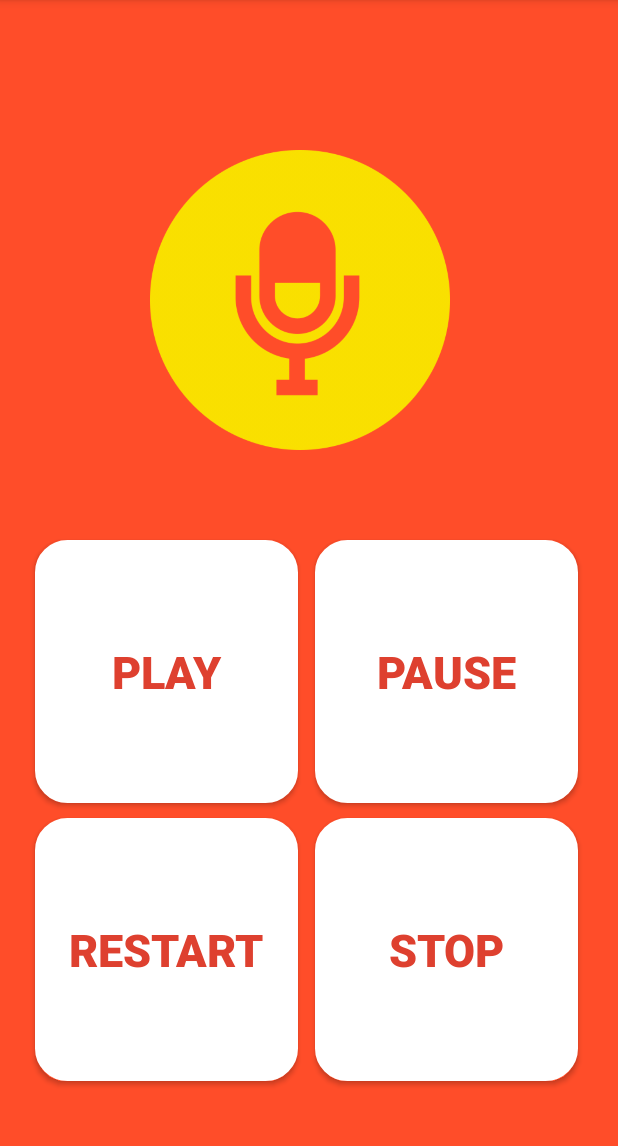
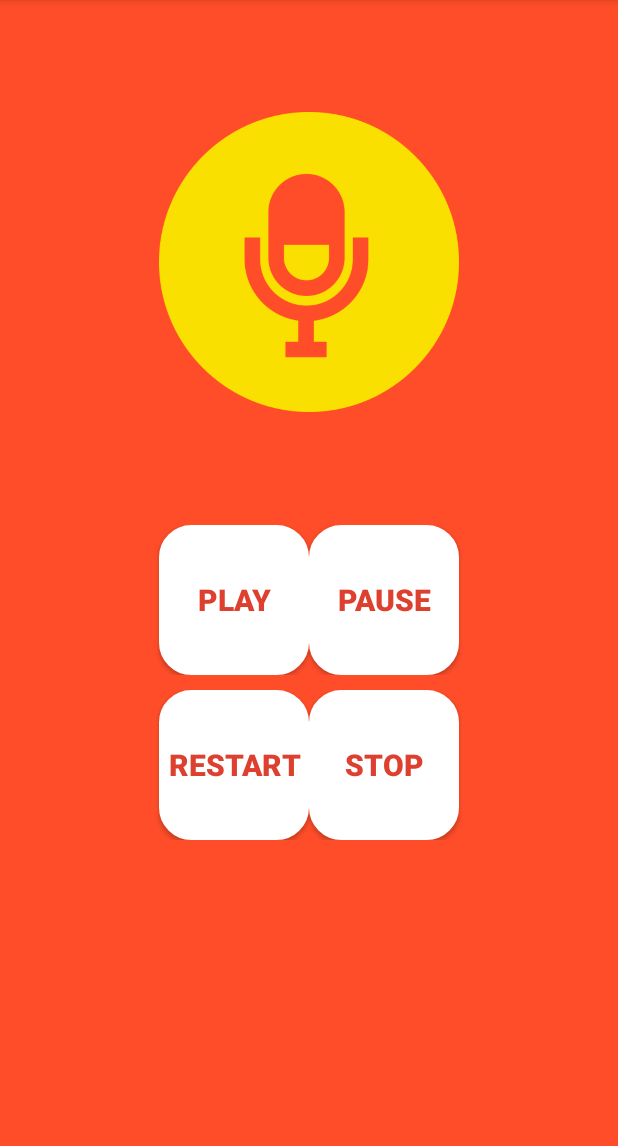
Before and after one commit to pknu-wap/1902_02_studyREC, an Android app: the ResultActivity screen opened directly, with no data from a screen before it, on a phone screen of 412 x 824 dp, the part 84-1230 px from its top. Run offline under Robolectric (Android 15) with nearby library versions, the phone set to English and light mode, and no system bars.

Commit message:
나름 최종^^ 노은이가 마무리 한 거에 XML얹음

```diff
--- a/AndroidAudioRecorder-master/app/src/main/res/layout/activity_result.xml
+++ b/AndroidAudioRecorder-master/app/src/main/res/layout/activity_result.xml
@@ -3,78 +3,99 @@
     android:layout_height="match_parent"
     xmlns:tools="http://schemas.android.com/tools"
     tools:context="cafe.adriel.androidaudiorecorder.example.ResultActivity">
+
     <LinearLayout
         android:id="@+id/mLayout"
         android:orientation="vertical"
         android:layout_width="fill_parent"
         android:layout_height="fill_parent"
-        android:background="#FF4D29"/>
+        android:background="#FF4D29"
+        >
+
+        <LinearLayout
+            android:layout_width="match_parent"
+            android:layout_height="100dp"
+            android:gravity="bottom|center"
+            android:orientation="horizontal"
+            android:layout_marginTop="350dp"
+            android:layout_marginBottom="10dp">
+
             <Button
                 android:id="@+id/play"
-        android:text="Play"
-        android:textColor="#DE402F"
-        android:textSize="30sp"
-        android:layout_width="175dp"
-        android:layout_height="175dp"
+                android:layout_width="100dp"
+                android:layout_height="100dp"
                 android:background="@drawable/buttonshape"
                 android:shadowDx="0"
                 android:shadowDy="0"
                 android:shadowRadius="5"
-        android:layout_marginLeft="23dp"
-        android:layout_marginTop="360dp"
-        android:textStyle="bold"/>
+                android:text="Play"
+                android:textColor="#DE402F"
+                android:textSize="20sp"
+                android:textStyle="bold" />
 
             <Button
                 android:id="@+id/pause"
-        android:layout_width="175dp"
-        android:layout_height="175dp"
+                android:layout_width="100dp"
+                android:layout_height="100dp"
                 android:background="@drawable/buttonshape"
                 android:shadowDx="0"
                 android:shadowDy="0"
                 android:shadowRadius="5"
                 android:text="Pause"
                 android:textColor="#DE402F"
-        android:textSize="30sp"
-        android:layout_marginLeft="210dp"
-        android:layout_marginTop="360dp"
-        android:textStyle="bold"/>
+                android:textSize="20sp"
+                android:textStyle="bold"
+                />
+        </LinearLayout>
+
+        <LinearLayout
+            android:layout_width="match_parent"
+            android:layout_height="100dp"
+            android:gravity="bottom|center"
+            android:orientation="horizontal">
 
             <Button
                 android:id="@+id/restart"
-        android:layout_width="175dp"
-        android:layout_height="175dp"
-        android:layout_marginLeft="23dp"
-        android:layout_marginTop="545dp"
+                android:layout_width="100dp"
+                android:layout_height="100dp"
                 android:background="@drawable/buttonshape"
                 android:shadowDx="0"
                 android:shadowDy="0"
                 android:shadowRadius="5"
                 android:text="Restart"
                 android:textColor="#DE402F"
-        android:textSize="30sp"
-        android:textStyle="bold"/>
+                android:textSize="20sp"
+                android:textStyle="bold" />
 
             <Button
                 android:id="@+id/stop"
-        android:layout_width="175dp"
-        android:layout_height="175dp"
-        android:layout_marginLeft="210dp"
-        android:layout_marginTop="545dp"
+                android:layout_width="100dp"
+                android:layout_height="100dp"
                 android:background="@drawable/buttonshape"
                 android:shadowDx="0"
                 android:shadowDy="0"
                 android:shadowRadius="5"
                 android:text="Stop"
                 android:textColor="#DE402F"
-        android:textSize="30sp"
-        android:textStyle="bold"/>
+                android:textSize="20sp"
+                android:textStyle="bold" />
+        </LinearLayout>
+    </LinearLayout>
+
+    <LinearLayout
+        android:layout_width="match_parent"
+        android:layout_height="350dp"
+        android:gravity="center"
+        android:layout_weight="30"
+        android:orientation="vertical">
+
         <ImageView
             android:layout_width="200dp"
             android:layout_height="200dp"
-        android:layout_marginLeft="100dp"
-        android:layout_marginTop="100dp"
+            android:layout_gravity="center"
             android:id="@+id/imageView1"
             android:src="@drawable/recorder_icon"/>
 
+    </LinearLayout>
 
 </RelativeLayout>
```
Also changed, not shown: AndroidAudioRecorder-master/app/src/main/res/layout/activity_loading.xml (+4 -5 lines), AndroidAudioRecorder-master/app/src/main/res/layout/activity_main.xml (+31 -17 lines), AndroidAudioRecorder-master/app/src/main/res/layout/activity_rresult.xml (+4 -3 lines). Lines whose indentation alone changed are shown as unchanged.
